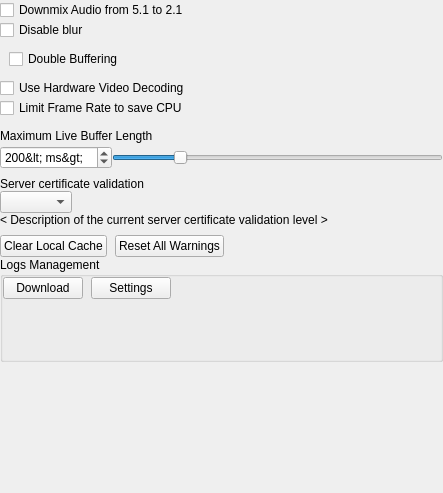
The window that vms/client/nx_vms_client_desktop/src/ui/widgets/local_settings/advanced_settings_widget.ui (networkoptix/nx_open) describes before a commit, drawn with Qt 5.
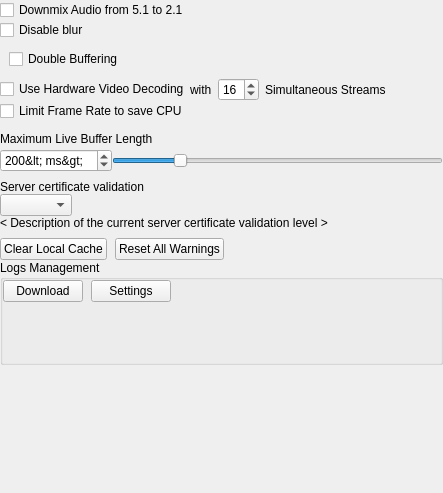
The same window after the commit. Custom widgets are drawn as their Qt base class.

Commit message: VMS-57275: Add UI setting for max number of HW video decoders

```diff
--- a/vms/client/nx_vms_client_desktop/src/ui/widgets/local_settings/advanced_settings_widget.ui
+++ b/vms/client/nx_vms_client_desktop/src/ui/widgets/local_settings/advanced_settings_widget.ui
@@ -82,11 +82,76 @@
       </widget>
      </item>
      <item>
-      <widget class="QCheckBox" name="useHardwareDecodingCheckbox">
-       <property name="text">
-        <string>Use Hardware Video Decoding</string>
-       </property>
-      </widget>
+      <layout class="QHBoxLayout" name="useHardwareDecodingLayout" stretch="0,0,0">
+       <item>
+        <widget class="QCheckBox" name="useHardwareDecodingCheckbox">
+         <property name="text">
+          <string>Use Hardware Video Decoding</string>
+         </property>
+        </widget>
+       </item>
+       <item>
+        <widget class="QWidget" name="maxHardwareDecodingStreamsWidget" native="true">
+         <layout class="QHBoxLayout" name="horizontalLayout_3">
+          <property name="leftMargin">
+           <number>0</number>
+          </property>
+          <property name="topMargin">
+           <number>0</number>
+          </property>
+          <property name="rightMargin">
+           <number>0</number>
+          </property>
+          <property name="bottomMargin">
+           <number>0</number>
+          </property>
+          <item>
+           <widget class="QLabel" name="maxHardwareDecodingStreamsLabel1">
+            <property name="text">
+             <string>with</string>
+            </property>
+            <property name="buddy">
+             <cstring>maxHardwareDecodingStreamsSpinBox</cstring>
+            </property>
+           </widget>
+          </item>
+          <item>
+           <widget class="QSpinBox" name="maxHardwareDecodingStreamsSpinBox">
+            <property name="minimum">
+             <number>1</number>
+            </property>
+            <property name="maximum">
+             <number>64</number>
+            </property>
+            <property name="value">
+             <number>16</number>
+            </property>
+           </widget>
+          </item>
+          <item>
+           <widget class="QLabel" name="idleTimeoutLabel2">
+            <property name="text">
+             <string>Simultaneous Streams</string>
+            </property>
+           </widget>
+          </item>
+         </layout>
+        </widget>
+       </item>
+        <item>
+         <spacer name="horizontalSpacer_10">
+          <property name="orientation">
+           <enum>Qt::Orientation::Horizontal</enum>
+          </property>
+          <property name="sizeHint" stdset="0">
+           <size>
+            <width>40</width>
+            <height>10</height>
+           </size>
+          </property>
+         </spacer>
+        </item>
+      </layout>
      </item>
      <item>
       <layout class="QHBoxLayout" name="horizontalLayout_4" stretch="0,0,1">
```
The commit also changes 4 other files.
